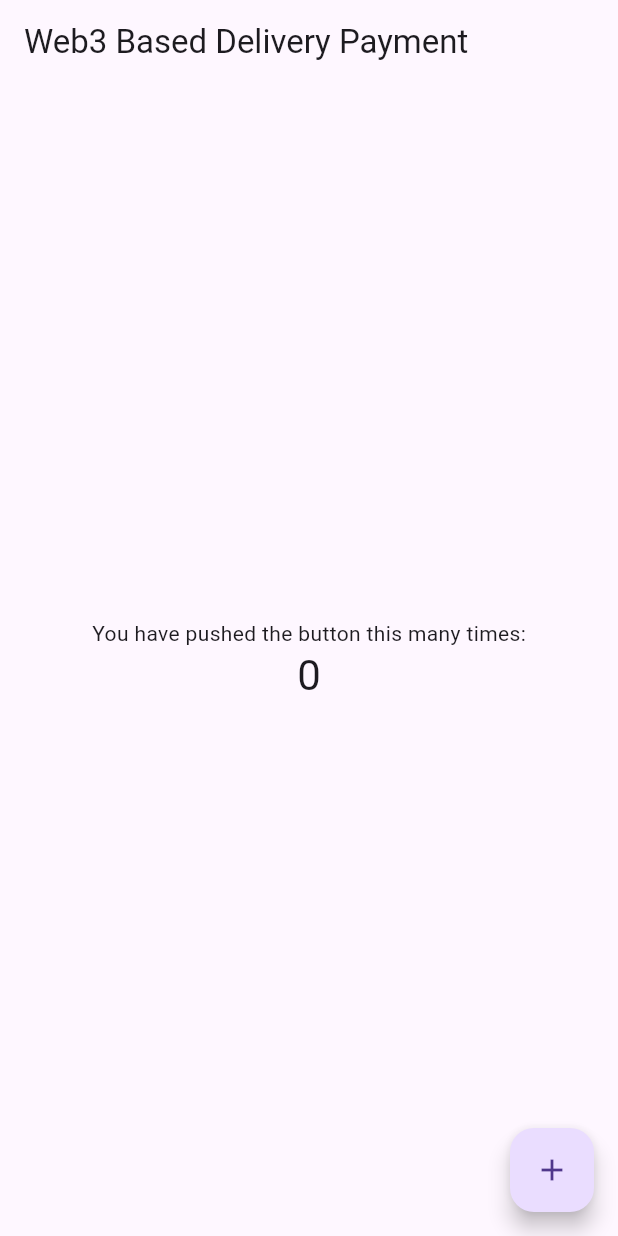
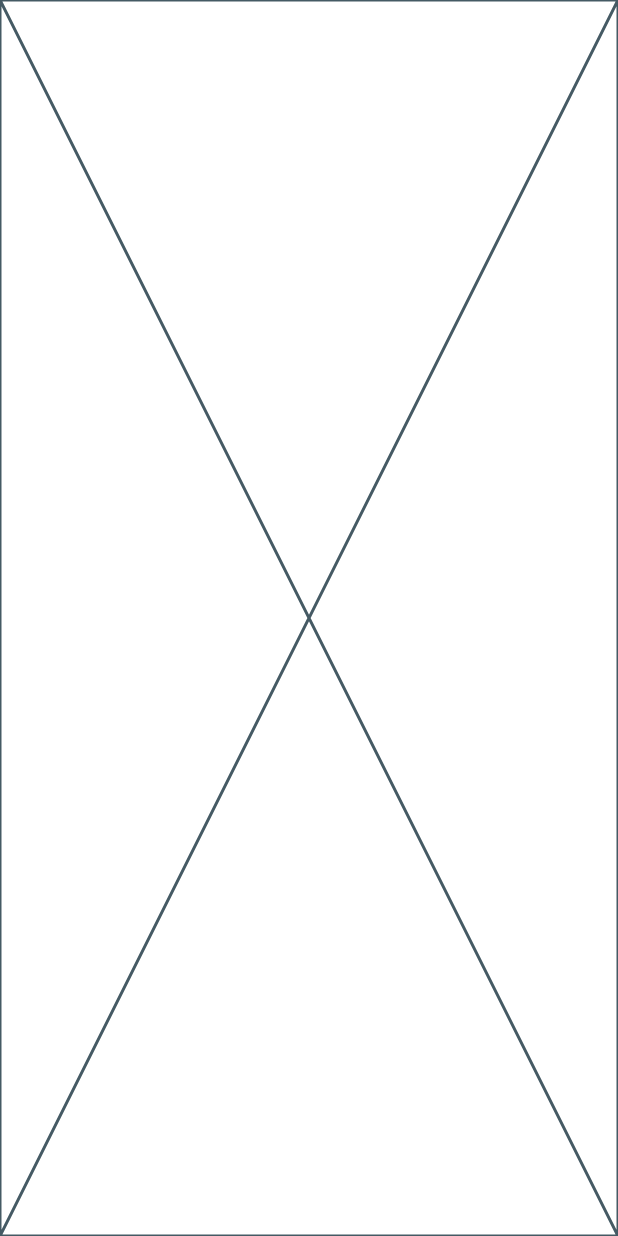
Before and after one commit to tianapayetstanley/web3-mobile-app-for-delivery-payments, a Flutter app: the screen it shows after launch, on a phone screen of 412 x 824 dp. Run offline on Flutter 3.47's test engine with Material 3 defaults, Android fonts, the phone set to English and light mode, and no system bars; our stand-ins replace go_router, logger.

Commit message:
feat: setup routes

```diff
--- /dev/null
+++ b/mobile-app/web3_delivery_payments/lib/features/home/view/home_page.dart
@@ -0,0 +1,10 @@
+import 'package:flutter/material.dart';
+
+class HomePage extends StatelessWidget {
+  const HomePage({super.key});
+
+  @override
+  Widget build(BuildContext context) {
+    return const Placeholder();
+  }
+}
--- /dev/null
+++ b/mobile-app/web3_delivery_payments/lib/features/login/view/login_page.dart
@@ -0,0 +1,10 @@
+import 'package:flutter/material.dart';
+
+class LoginPage extends StatelessWidget {
+  const LoginPage({super.key});
+
+  @override
+  Widget build(BuildContext context) {
+    return const Placeholder();
+  }
+}
--- /dev/null
+++ b/mobile-app/web3_delivery_payments/lib/features/splash/view/splash_page.dart
@@ -0,0 +1,10 @@
+import 'package:flutter/material.dart';
+
+class SplashPage extends StatelessWidget {
+  const SplashPage({super.key});
+
+  @override
+  Widget build(BuildContext context) {
+    return const Placeholder();
+  }
+}
--- a/mobile-app/web3_delivery_payments/lib/main.dart
+++ b/mobile-app/web3_delivery_payments/lib/main.dart
@@ -1,4 +1,5 @@
 import 'package:flutter/material.dart';
+import 'package:web3_delivery_payments/router.dart';
 
 void main() {
   runApp(const MyApp());
@@ -9,59 +10,10 @@ class MyApp extends StatelessWidget {
 
   @override
   Widget build(BuildContext context) {
-    return MaterialApp(
-      title: 'Flutter Demo',
-      theme: ThemeData(
-        primarySwatch: Colors.blue,
-      ),
-      home: const MyHomePage(title: 'Web3 Based Delivery Payment'),
+    return MaterialApp.router(
+      title: 'Web3 Based Delivery Payment',
+      debugShowCheckedModeBanner: false,
+      routerConfig: MyRouter.router,
     );
   }
 }
-
-class MyHomePage extends StatefulWidget {
-  const MyHomePage({super.key, required this.title});
-
-  final String title;
-
-  @override
-  State<MyHomePage> createState() => _MyHomePageState();
-}
-
-class _MyHomePageState extends State<MyHomePage> {
-  int _counter = 0;
-
-  void _incrementCounter() {
-    setState(() {
-      _counter++;
-    });
-  }
-
-  @override
-  Widget build(BuildContext context) {
-    return Scaffold(
-      appBar: AppBar(
-        title: Text(widget.title),
-      ),
-      body: Center(
-        child: Column(
-          mainAxisAlignment: MainAxisAlignment.center,
-          children: <Widget>[
-            const Text(
-              'You have pushed the button this many times:',
-            ),
-            Text(
-              '$_counter',
-              style: Theme.of(context).textTheme.headlineMedium,
-            ),
-          ],
-        ),
-      ),
-      floatingActionButton: FloatingActionButton(
-        onPressed: _incrementCounter,
-        tooltip: 'Increment',
-        child: const Icon(Icons.add),
-      ),
-    );
-  }
-}
--- /dev/null
+++ b/mobile-app/web3_delivery_payments/lib/router.dart
@@ -0,0 +1,54 @@
+import 'package:flutter/foundation.dart';
+import 'package:flutter/material.dart';
+import 'package:go_router/go_router.dart';
+import 'package:web3_delivery_payments/features/home/view/home_page.dart';
+import 'package:web3_delivery_payments/features/login/view/login_page.dart';
+import 'package:web3_delivery_payments/features/splash/view/splash_page.dart';
+
+class MyRouter {
+  static String splashRouteName = '/splash';
+  static String homeRouteName = '/';
+  static String loginRouteName = '/login';
+
+  static GoRouter router = GoRouter(
+    debugLogDiagnostics: kDebugMode,
+    initialLocation: '/splash',
+    routes: [
+      GoRoute(
+        name: splashRouteName,
+        path: '/splash',
+        pageBuilder: (context, state) {
+          return const NoTransitionPage(child: SplashPage());
+        },
+      ),
+      GoRoute(
+        name: loginRouteName,
+        path: '/login',
+        builder: (context, state) {
+          return const LoginPage();
+        },
+      ),
+      GoRoute(
+        name: homeRouteName,
+        path: '/',
+        pageBuilder: (context, state) => CustomTransitionPage<void>(
+          key: state.pageKey,
+          child: const HomePage(),
+          transitionsBuilder: (context, animation, secondaryAnimation, child) =>
+              FadeTransition(opacity: animation, child: child),
+        ),
+      ),
+    ],
+    errorBuilder: (context, state) => Scaffold(
+      body: Center(
+        child: Text(
+          state.error == null ? 'Something went wrong' : state.error.toString(),
+        ),
+      ),
+    ),
+    redirect: (context, state) {
+      //Returns null to say you are not redirecting.
+      return null;
+    },
+  );
+}
--- a/mobile-app/web3_delivery_payments/pubspec.yaml
+++ b/mobile-app/web3_delivery_payments/pubspec.yaml
@@ -41,6 +41,7 @@ dependencies:
   flutter_bloc: ^8.1.2
   equatable: ^2.0.5
   logger: ^2.0.1
+  go_router: ^10.0.0
 
 dev_dependencies:
   flutter_test:
```
Also changed, not shown: mobile-app/web3_delivery_payments/pubspec.lock.
